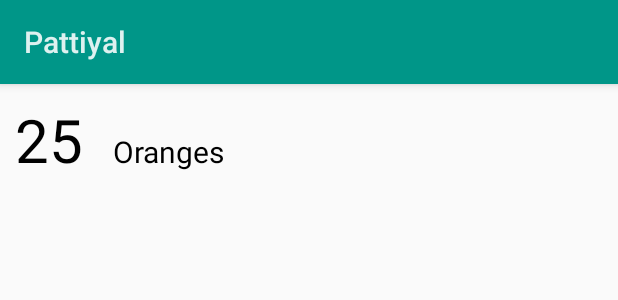
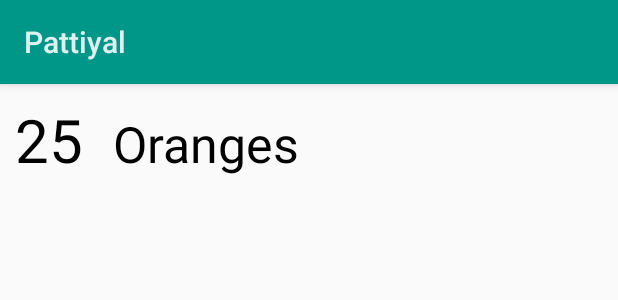
Before and after one commit to UnSamayalArayil/Patiyal, an Android app: the layout individual_item.xml on its own in the app's theme, with its tools: preview values and no code run, on a phone screen of 412 x 824 dp. Shown: the top 300 px of the screen. Run offline under Robolectric (Android 15) with nearby library versions, the phone set to English and light mode, and no system bars.

```diff
--- a/app/src/main/java/io/github/dnivra26/unsamayalarayil/AllItemsAdapter.java
+++ b/app/src/main/java/io/github/dnivra26/unsamayalarayil/AllItemsAdapter.java
@@ -29,7 +29,7 @@ public class AllItemsAdapter extends ArrayAdapter<Item> {
         TextView itemName = (TextView) convertView.findViewById(R.id.itemName);
         TextView currentLevel = (TextView) convertView.findViewById(R.id.currentLevel);
         Item item = items.get(position);
-        itemName.setText("Name: "+item.item_name);
+        itemName.setText(item.item_name);
         currentLevel.setText(item.current_percentage + " %");
         return convertView;
     }
--- a/app/src/main/java/io/github/dnivra26/unsamayalarayil/MainActivity.java
+++ b/app/src/main/java/io/github/dnivra26/unsamayalarayil/MainActivity.java
@@ -58,6 +58,7 @@ public class MainActivity extends Activity
 
     @Override
     public void onDeviceAlreadyRegistered() {
+        finish();
         startActivity(new Intent(this,AllItemsActivity.class));
     }
 
--- a/app/src/main/res/layout/individual_item.xml
+++ b/app/src/main/res/layout/individual_item.xml
@@ -18,7 +18,7 @@
         android:layout_width="wrap_content"
         android:layout_height="wrap_content"
         android:layout_margin="10dp"
-        style="@style/textStyleHeader"
+        style="@style/textStyleSemiLarge"
         android:textAppearance="?android:attr/textAppearanceLarge"
         android:id="@+id/itemName"
         tools:text="Oranges" />
--- a/app/src/main/res/values/styles.xml
+++ b/app/src/main/res/values/styles.xml
@@ -34,4 +34,10 @@
         <item name="android:textSize">40sp</item>
     </style>
 
+    <style name="textStyleSemiLarge" parent="android:TextAppearance">
+        <item name="fontPath">Gotham-Book.otf</item>
+        <item name="android:textColor">@android:color/black</item>
+        <item name="android:textSize">33sp</item>
+    </style>
+
 </resources>
```
Also changed, not shown: app/src/main/AndroidManifest.xml (+4 -4 lines).
